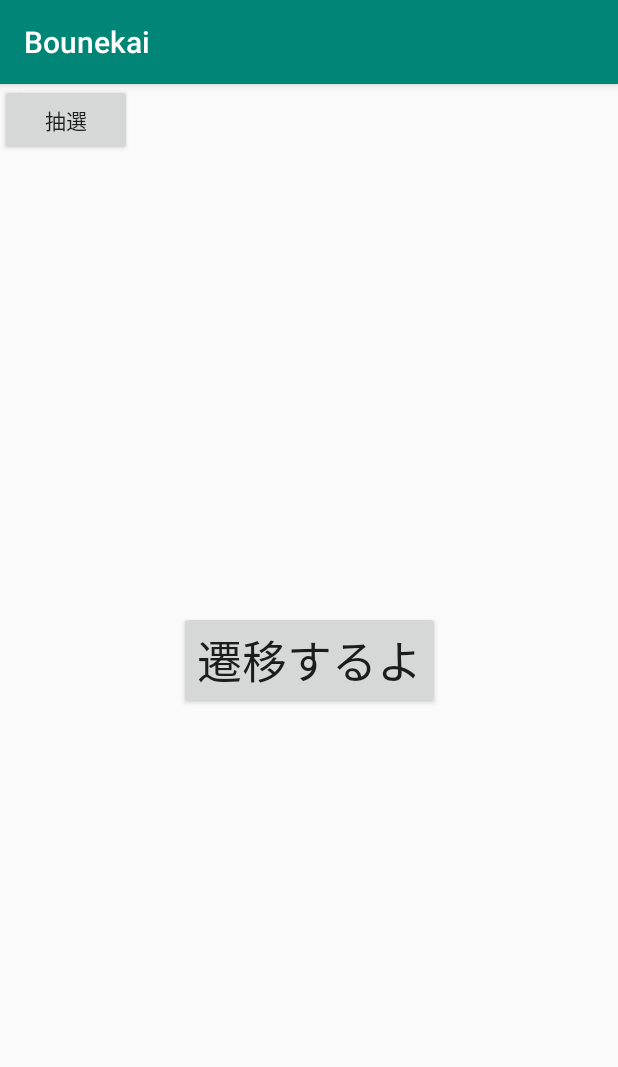
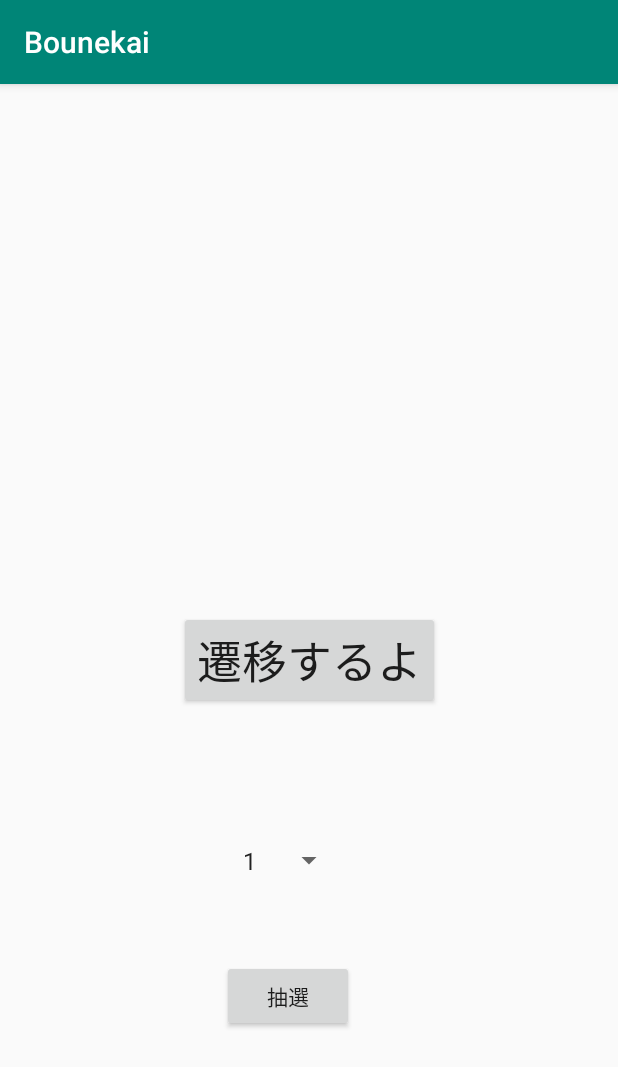
Before and after one commit to yakataka/Bounekai, an Android app: the screen it shows after launch (MainActivity), on a phone screen of 412 x 824 dp. Shown: the top 1067 px of the screen. Run offline under Robolectric (Android 15) with nearby library versions, the phone set to English and light mode, and no system bars.

```diff
--- a/app/src/main/AndroidManifest.xml
+++ b/app/src/main/AndroidManifest.xml
@@ -17,6 +17,7 @@
             </intent-filter>
         </activity>
         <activity android:name=".MemberListActivity"></activity>
+        <activity android:name=".LotteryActivity"></activity>
     </application>
 
 </manifest>
--- a/app/src/main/java/com/example/bounekai/bounekai/WordContract.java
+++ b/app/src/main/java/com/example/bounekai/bounekai/WordContract.java
@@ -8,9 +8,5 @@ public final class WordContract {
         public static final String TABLE_NAME = "Member";
         public static final String COL_WORD = "num";
         public static final String COL_DESCR = "syain_num";
-        public static final String LOT_NUM = "lot_num";
-        public static final String HIT_FLG = "hit_flg";
-        public static final String SANKA_FLG = "sanka_flg";
-        public static final String HAGE_FLG = "hage_flg";
     }
 }
--- a/app/src/main/res/layout/activity_main.xml
+++ b/app/src/main/res/layout/activity_main.xml
@@ -2,7 +2,6 @@
 <android.support.constraint.ConstraintLayout xmlns:android="http://schemas.android.com/apk/res/android"
     xmlns:app="http://schemas.android.com/apk/res-auto"
     xmlns:tools="http://schemas.android.com/tools"
-    android:id="@+id/lottery_button"
     android:layout_width="match_parent"
     android:layout_height="match_parent"
     tools:context=".MainActivity">
@@ -23,24 +22,28 @@
         android:id="@+id/lottery_button"
         android:layout_width="wrap_content"
         android:layout_height="wrap_content"
+        android:layout_marginBottom="79dp"
+        android:layout_marginEnd="148dp"
+        android:layout_marginStart="148dp"
         android:text="抽選"
-        tools:layout_editor_absoluteX="148dp"
-        tools:layout_editor_absoluteY="341dp" />
-
-    <TextView
-        android:id="@+id/lottery_result"
-        android:layout_width="218dp"
-        android:layout_height="100dp"
-        android:textAlignment="center"
-        tools:layout_editor_absoluteX="83dp"
-        tools:layout_editor_absoluteY="405dp" />
+        app:layout_constraintBottom_toBottomOf="parent"
+        app:layout_constraintEnd_toEndOf="parent"
+        app:layout_constraintHorizontal_bias="0.0"
+        app:layout_constraintStart_toStartOf="parent"
+        app:layout_constraintTop_toBottomOf="@+id/lottery_num" />
 
     <Spinner
         android:id="@+id/lottery_num"
         android:layout_width="76dp"
         android:layout_height="21dp"
+        android:layout_marginEnd="154dp"
+        android:layout_marginStart="154dp"
+        android:layout_marginTop="33dp"
         android:entries="@array/lottery_num_list"
-        tools:layout_editor_absoluteX="154dp"
-        tools:layout_editor_absoluteY="320dp" />
+        app:layout_constraintBottom_toTopOf="@+id/lottery_button"
+        app:layout_constraintEnd_toEndOf="parent"
+        app:layout_constraintHorizontal_bias="0.0"
+        app:layout_constraintStart_toStartOf="parent"
+        app:layout_constraintTop_toBottomOf="@+id/send_button" />
 
 </android.support.constraint.ConstraintLayout>
```
Also changed, not shown: app/src/main/java/com/example/bounekai/bounekai/LotteryActivity.java (added, +73 -0 lines), app/src/main/java/com/example/bounekai/bounekai/LotteryService.java (deleted, +0 -57 lines), app/src/main/java/com/example/bounekai/bounekai/MainActivity.java (+4 -19 lines), app/src/main/res/layout/activity_lottery.xml (added, +23 -0 lines).
